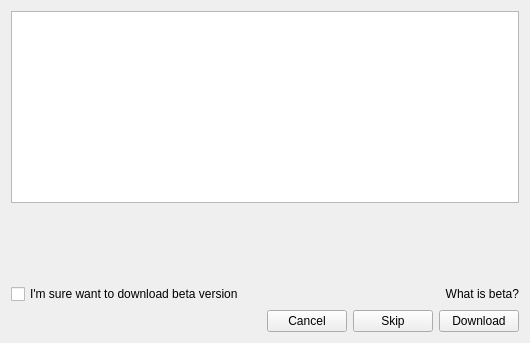
Above: src/bin/scenarist-desktop/UserInterfaceLayer/StartUp/UpdateDialog.ui from dimkanovikov/KITScenarist before the change. Below: the same form after it.
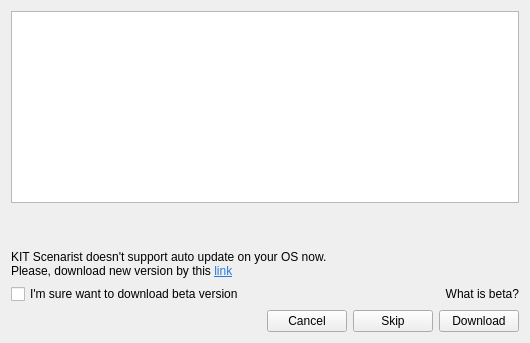
That is the form after the change. Custom widgets are drawn as their Qt base class.

```diff
--- a/src/bin/scenarist-desktop/UserInterfaceLayer/StartUp/UpdateDialog.ui
+++ b/src/bin/scenarist-desktop/UserInterfaceLayer/StartUp/UpdateDialog.ui
@@ -46,6 +46,20 @@
      </property>
     </spacer>
    </item>
+   <item>
+    <widget class="QLabel" name="notSupportedLabel">
+     <property name="text">
+      <string>KIT Scenarist doesn't support auto update on your OS now. &lt;br&gt;
+Please, download new version by this &lt;a href=&quot;https://kitscenarist.ru/en/download.html&quot; style=&quot;color:#2b78da;&quot; &gt;link&lt;/a&gt;</string>
+     </property>
+     <property name="wordWrap">
+      <bool>true</bool>
+     </property>
+     <property name="openExternalLinks">
+      <bool>true</bool>
+     </property>
+    </widget>
+   </item>
    <item>
     <layout class="QHBoxLayout" name="horizontalLayout_2">
      <item>
```
